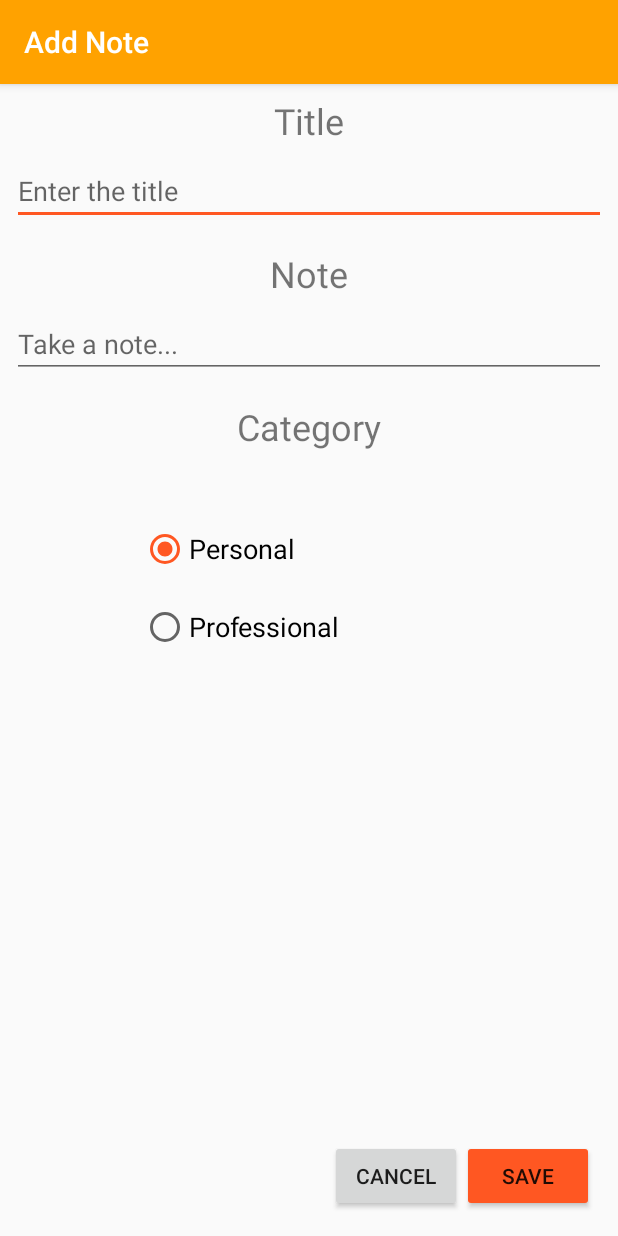
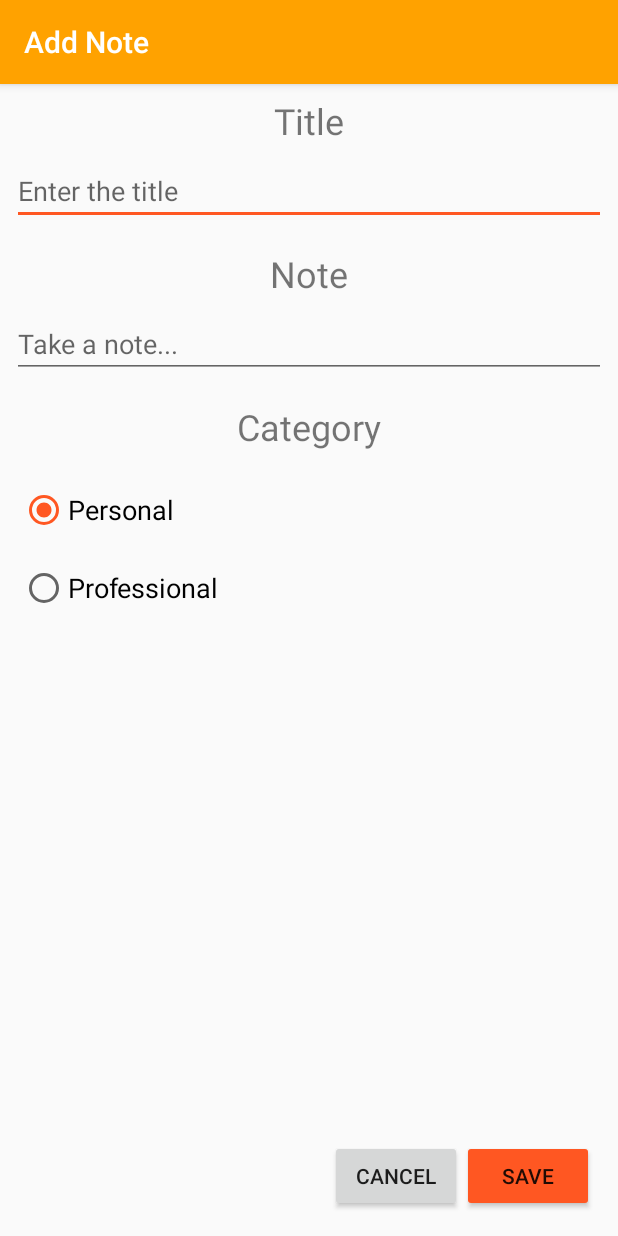
Before and after one commit to sagar9268/NoteIT, an Android app: the EntryActivity screen opened directly, with no data from a screen before it, on a phone screen of 412 x 824 dp. Run offline under Robolectric (Android 15) with nearby library versions, the phone set to English and light mode, and no system bars; our stand-ins replace Firebase (no records; nobody signed in at launch, a user with empty details on screens opened directly); 1 statement that could not run was skipped.

Commit message:
entry layout update categories added

```diff
--- a/app/src/main/java/com/sagar/noteit/EntryActivity.java
+++ b/app/src/main/java/com/sagar/noteit/EntryActivity.java
@@ -17,6 +17,8 @@ import androidx.coordinatorlayout.widget.CoordinatorLayout;
 import android.view.View;
 import android.widget.Button;
 import android.widget.EditText;
+import android.widget.RadioButton;
+import android.widget.RadioGroup;
 
 import java.text.SimpleDateFormat;
 import java.util.Date;
@@ -26,6 +28,8 @@ public class EntryActivity extends AppCompatActivity {
 
     private Button mButtonCancel;
     private Button mButtonSave;
+    private RadioGroup mRadioGroup;
+    private RadioButton mRadioButton;
     private ActionBar mActionBar;
     private CoordinatorLayout mCoordinatorLayout;
     private String ID_KEY = "id";
@@ -48,6 +52,7 @@ public class EntryActivity extends AppCompatActivity {
 
         mButtonCancel = findViewById(R.id.buttonCancel);
         mButtonSave = findViewById(R.id.buttonSave);
+        mRadioGroup = findViewById(R.id.radioGroup);
         mCoordinatorLayout = findViewById(R.id.coordinatorLayout2);
         mTitleEdit = findViewById(R.id.editTextTitle);
         mNoteEdit = findViewById(R.id.editTextNote);
@@ -77,7 +82,10 @@ public class EntryActivity extends AppCompatActivity {
             @Override
             public void onClick(View v) {
                 Note mNote = new Note(mTitleEdit.getText().toString(),currentDate, mNoteEdit.getText().toString());
-                mNoteDatabaseReference.push().setValue(mNote);
+
+                int selectedID = mRadioGroup.getCheckedRadioButtonId();
+                mRadioButton = findViewById(selectedID);
+                mNoteDatabaseReference.child(mRadioButton.getText().toString()).push().setValue(mNote);
 
                 Snackbar.make(mCoordinatorLayout, "Note added",Snackbar.LENGTH_SHORT).show();
                 Intent i = new Intent(EntryActivity.this,MainActivity.class);
--- a/app/src/main/res/layout/content_entry.xml
+++ b/app/src/main/res/layout/content_entry.xml
@@ -101,9 +101,11 @@
 
     <RadioGroup
         android:id="@+id/radioGroup"
-        android:layout_width="234dp"
-        android:layout_height="183dp"
+        android:layout_width="0dp"
+        android:layout_height="wrap_content"
+        android:layout_marginStart="8dp"
         android:layout_marginTop="8dp"
+        android:layout_marginEnd="8dp"
         android:layout_marginBottom="8dp"
         android:checkedButton="@id/radioButtonPersonal"
         android:padding="5sp"
@@ -112,24 +114,26 @@
         app:layout_constraintHorizontal_bias="0.497"
         app:layout_constraintStart_toStartOf="parent"
         app:layout_constraintTop_toBottomOf="@+id/textView3"
-        app:layout_constraintVertical_bias="0.100000024">
+        app:layout_constraintVertical_bias="0.0">
 
         <RadioButton
             android:id="@+id/radioButtonPersonal"
             android:layout_width="match_parent"
             android:layout_height="wrap_content"
+            android:layout_gravity="center_horizontal"
             android:layout_marginTop="10sp"
             android:layout_marginBottom="10sp"
-            android:text="Personal"
+            android:text="@string/categoryPersonal"
             android:textSize="18sp" />
 
         <RadioButton
             android:id="@+id/radioButtonProfessional"
             android:layout_width="match_parent"
             android:layout_height="wrap_content"
+            android:layout_gravity="center_horizontal"
             android:layout_marginTop="10sp"
             android:layout_marginBottom="10sp"
-            android:text="Professional"
+            android:text="@string/categoryProfessional"
             android:textSize="18sp" />
     </RadioGroup>
 </androidx.constraintlayout.widget.ConstraintLayout>
--- a/app/src/main/res/values/strings.xml
+++ b/app/src/main/res/values/strings.xml
@@ -5,4 +5,8 @@
     <string name="title_activity_entry">EntryActivity</string>
     <string name="show_notes">Show all notes</string>
     <string name="delete_all_notes">Delete all notes</string>
+    <string name="categoryPersonal">Personal</string>
+    <string name="categoryProfessional">Professional</string>
+    <string name="personal_notes">Personal Notes</string>
+    <string name="professional_notes">Professional Notes</string>
 </resources>
```
